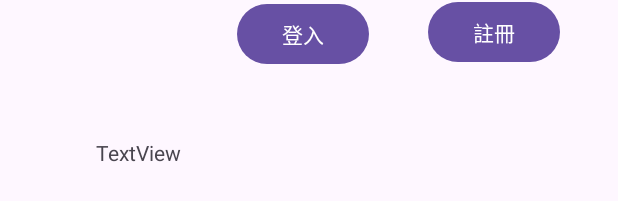
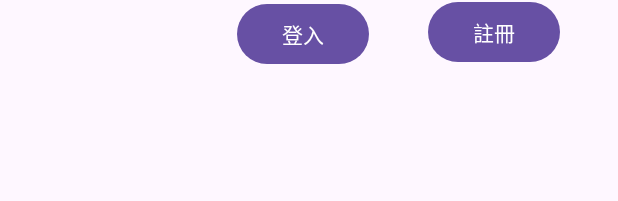
Before and after one commit to sally11131114/app_final, an Android app: the layout activity_main.xml on its own in the app's theme, with its tools: preview values and no code run, on a phone screen of 412 x 824 dp. Shown: the part 185-386 px from the top of the screen. Run offline under Robolectric (Android 15) with nearby library versions, the phone set to English and light mode, and no system bars.

```diff
--- a/MyApplication/app/src/main/res/layout/activity_main.xml
+++ b/MyApplication/app/src/main/res/layout/activity_main.xml
@@ -29,17 +29,17 @@
         android:layout_marginTop="31dp"
         android:text="登入" />
 
-    <TextView
-        android:id="@+id/tv_show"
-        android:layout_width="279dp"
-        android:layout_height="121dp"
-        android:layout_alignBottom="@+id/edit_password"
-        android:layout_alignParentStart="true"
-        android:layout_alignParentEnd="true"
-        android:layout_marginStart="64dp"
-        android:layout_marginEnd="68dp"
-        android:layout_marginBottom="-246dp"
-        android:text="TextView" />
+<!--    <TextView-->
+<!--        android:id="@+id/tv_show"-->
+<!--        android:layout_width="279dp"-->
+<!--        android:layout_height="121dp"-->
+<!--        android:layout_alignBottom="@+id/edit_password"-->
+<!--        android:layout_alignParentStart="true"-->
+<!--        android:layout_alignParentEnd="true"-->
+<!--        android:layout_marginStart="64dp"-->
+<!--        android:layout_marginEnd="68dp"-->
+<!--        android:layout_marginBottom="-246dp"-->
+<!--        android:text="TextView" />-->
 
     <Button
         android:id="@+id/btn_register"
```
Also changed, not shown: MyApplication/app/src/main/java/com/example/myapplication/ExampleDialog.java (+17 -18 lines), MyApplication/app/src/main/java/com/example/myapplication/MainActivity.java (+57 -51 lines).
